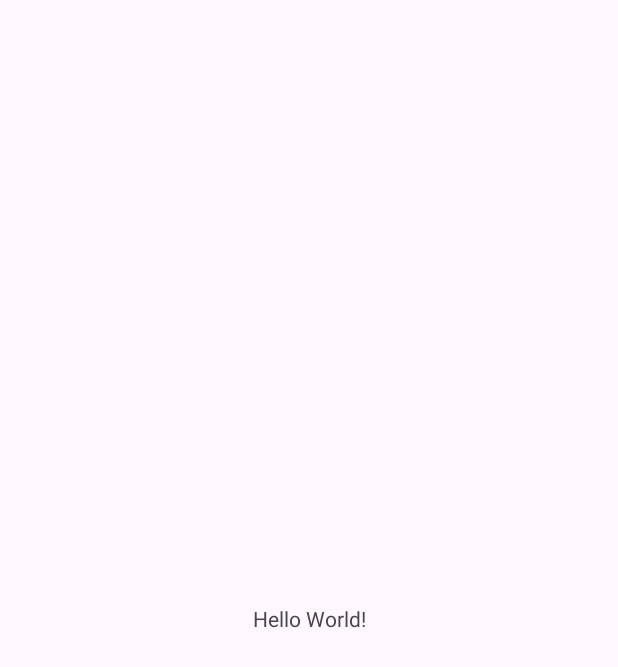
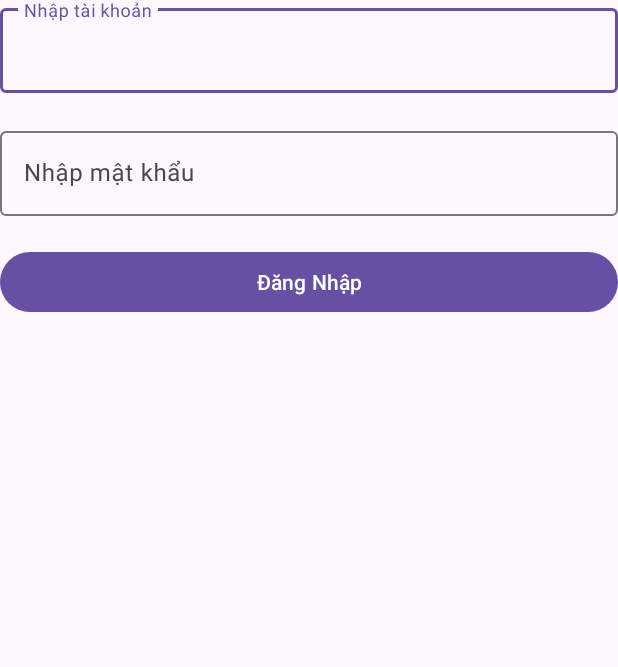
Before and after one commit to nguyennhatminh230801/Android_G3_QuanLyGuiXe, an Android app: the screen it shows after launch (MainActivity), on a phone screen of 412 x 824 dp. Before the commit the part shown is almost empty. Shown: the top 667 px of the screen. Run offline under Robolectric (Android 15) with nearby library versions, the phone set to English and light mode, and no system bars; our stand-ins replace Dagger/Hilt's generated code; 3 statements that could not run were skipped.

```diff
--- a/app/build.gradle
+++ b/app/build.gradle
@@ -57,6 +57,7 @@ dependencies {
     // Call API với Retrofit
     implementation 'com.squareup.retrofit2:retrofit:2.9.0'
     implementation 'com.squareup.retrofit2:converter-gson:2.9.0'
+    implementation "com.squareup.retrofit2:adapter-rxjava3:2.9.0"
     implementation 'com.squareup.okhttp3:logging-interceptor:4.10.0'
 
     // Thao tác Database với Room
--- a/app/src/main/java/com/nhom3/quanlyguixe/util/base/BaseFragment.java
+++ b/app/src/main/java/com/nhom3/quanlyguixe/util/base/BaseFragment.java
@@ -9,8 +9,6 @@ import androidx.annotation.NonNull;
 import androidx.annotation.Nullable;
 import androidx.fragment.app.Fragment;
 import androidx.viewbinding.ViewBinding;
-
-import dagger.hilt.android.AndroidEntryPoint;
 
 public abstract class BaseFragment<VB extends ViewBinding> extends Fragment {
 
--- a/app/src/main/res/layout/activity_main.xml
+++ b/app/src/main/res/layout/activity_main.xml
@@ -6,13 +6,46 @@
     android:layout_height="match_parent"
     tools:context=".screens.main.MainActivity">
 
-    <TextView
-        android:layout_width="wrap_content"
+    <com.google.android.material.textfield.TextInputLayout
+        android:id="@+id/input_layout_username"
+        android:layout_width="0dp"
         android:layout_height="wrap_content"
-        android:text="Hello World!"
-        app:layout_constraintBottom_toBottomOf="parent"
         app:layout_constraintEnd_toEndOf="parent"
         app:layout_constraintStart_toStartOf="parent"
-        app:layout_constraintTop_toTopOf="parent" />
+        app:layout_constraintTop_toTopOf="parent">
 
+        <com.google.android.material.textfield.TextInputEditText
+            android:id="@+id/username"
+            android:layout_width="match_parent"
+            android:layout_height="match_parent"
+            android:hint="Nhập tài khoản">
+        </com.google.android.material.textfield.TextInputEditText>
+    </com.google.android.material.textfield.TextInputLayout>
+
+    <com.google.android.material.textfield.TextInputLayout
+        android:id="@+id/input_layout_password"
+        android:layout_width="0dp"
+        android:layout_height="wrap_content"
+        android:layout_marginTop="20dp"
+        app:layout_constraintEnd_toEndOf="@id/input_layout_username"
+        app:layout_constraintStart_toStartOf="@id/input_layout_username"
+        app:layout_constraintTop_toBottomOf="@id/input_layout_username">
+
+        <com.google.android.material.textfield.TextInputEditText
+            android:id="@+id/password"
+            android:layout_width="match_parent"
+            android:layout_height="match_parent"
+            android:hint="Nhập mật khẩu">
+        </com.google.android.material.textfield.TextInputEditText>
+    </com.google.android.material.textfield.TextInputLayout>
+
+    <Button
+        android:id="@+id/button_login"
+        android:layout_width="0dp"
+        android:layout_height="wrap_content"
+        app:layout_constraintTop_toBottomOf="@id/input_layout_password"
+        app:layout_constraintStart_toStartOf="parent"
+        app:layout_constraintEnd_toEndOf="parent"
+        android:layout_marginTop="20dp"
+        android:text="Đăng Nhập"/>
 </androidx.constraintlayout.widget.ConstraintLayout>
```
Also changed, not shown: app/src/main/java/com/nhom3/quanlyguixe/data/model/User.java (added, +116 -0 lines), app/src/main/java/com/nhom3/quanlyguixe/data/repo/UserRepository.java (added, +24 -0 lines), app/src/main/java/com/nhom3/quanlyguixe/data/repo/remote/ApiService.java (added, +15 -0 lines), app/src/main/java/com/nhom3/quanlyguixe/data/repo/remote/user/IUserRemoteDataSource.java (added, +11 -0 lines), app/src/main/java/com/nhom3/quanlyguixe/data/repo/remote/user/UserRemoteDataSource.java (added, +25 -0 lines), app/src/main/java/com/nhom3/quanlyguixe/di/NetworkModule.java (+11 -1 lines), app/src/main/java/com/nhom3/quanlyguixe/di/RepositoryModule.java (added, +29 -0 lines), app/src/main/java/com/nhom3/quanlyguixe/screens/main/MainActivity.java (+41 -2 lines), app/src/main/java/com/nhom3/quanlyguixe/screens/main/MainViewModel.java (added, +51 -0 lines).
